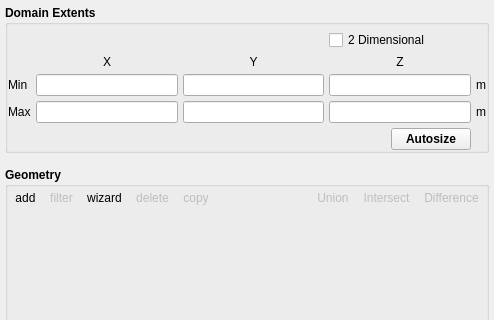
This is mfixgui/uifiles/geometry.ui in truongd8593/mfix as Qt 5 draws it before an edit; both pictures show x 0 to 494 and y 0 to 320 of the 494 by 755 pixel window. The edited form follows.
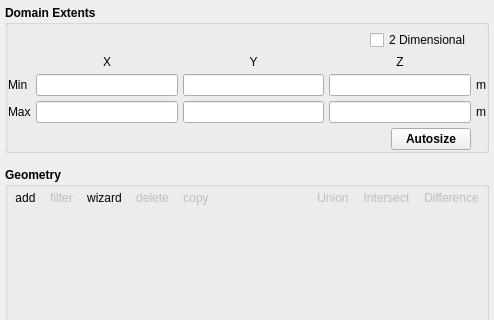
This is the edited form. Custom widgets are drawn as their Qt base class.

Commit message: tweak 2d checkbox loc

```diff
--- a/mfixgui/uifiles/geometry.ui
+++ b/mfixgui/uifiles/geometry.ui
@@ -69,19 +69,6 @@
         </property>
        </widget>
       </item>
-      <item row="0" column="3">
-       <widget class="CheckBox" name="checkbox_keyword_no_k">
-        <property name="font">
-         <font>
-          <weight>50</weight>
-          <bold>false</bold>
-         </font>
-        </property>
-        <property name="text">
-         <string>2 Dimensional</string>
-        </property>
-       </widget>
-      </item>
       <item row="2" column="0">
        <widget class="QLabel" name="label_26">
         <property name="font">
@@ -285,6 +272,44 @@
         </property>
        </widget>
       </item>
+      <item row="0" column="1" colspan="3">
+       <widget class="QWidget" name="widget_2" native="true">
+        <layout class="QHBoxLayout" name="horizontalLayout">
+         <property name="spacing">
+          <number>0</number>
+         </property>
+         <property name="margin">
+          <number>0</number>
+         </property>
+         <item>
+          <spacer name="horizontalSpacer">
+           <property name="orientation">
+            <enum>Qt::Horizontal</enum>
+           </property>
+           <property name="sizeHint" stdset="0">
+            <size>
+             <width>40</width>
+             <height>20</height>
+            </size>
+           </property>
+          </spacer>
+         </item>
+         <item>
+          <widget class="CheckBox" name="checkbox_keyword_no_k">
+           <property name="font">
+            <font>
+             <weight>50</weight>
+             <bold>false</bold>
+            </font>
+           </property>
+           <property name="text">
+            <string>2 Dimensional</string>
+           </property>
+          </widget>
+         </item>
+        </layout>
+       </widget>
+      </item>
      </layout>
     </widget>
    </item>
```
Left out of the diff: 33 changed lines with no effect on the pictures.
